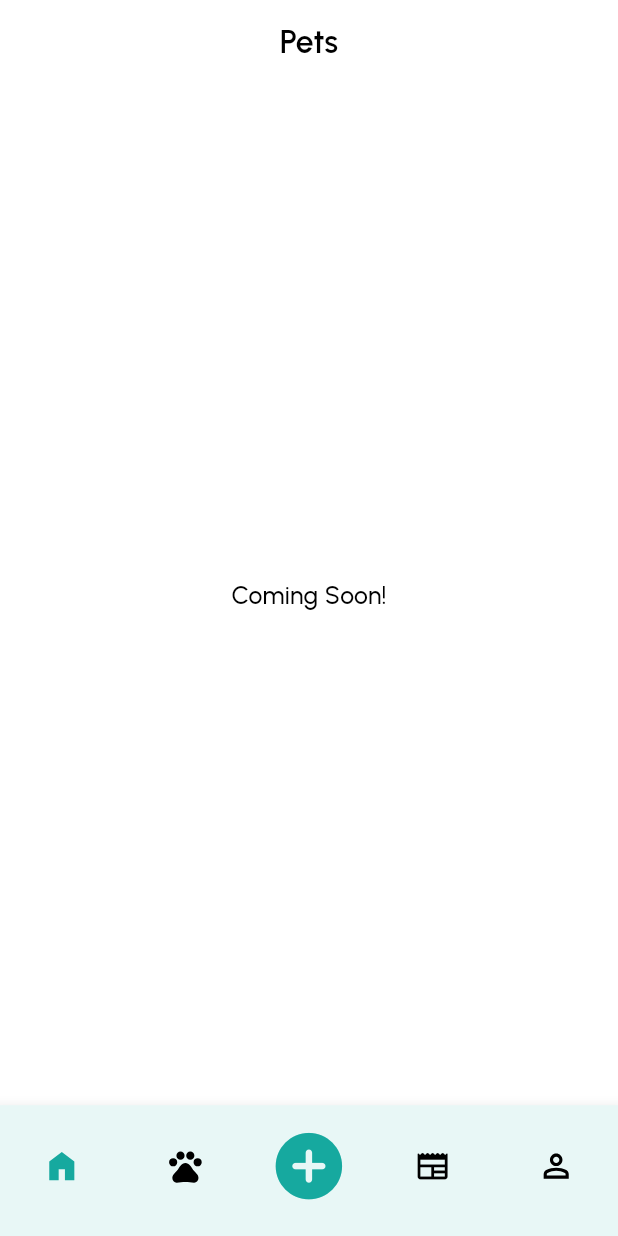
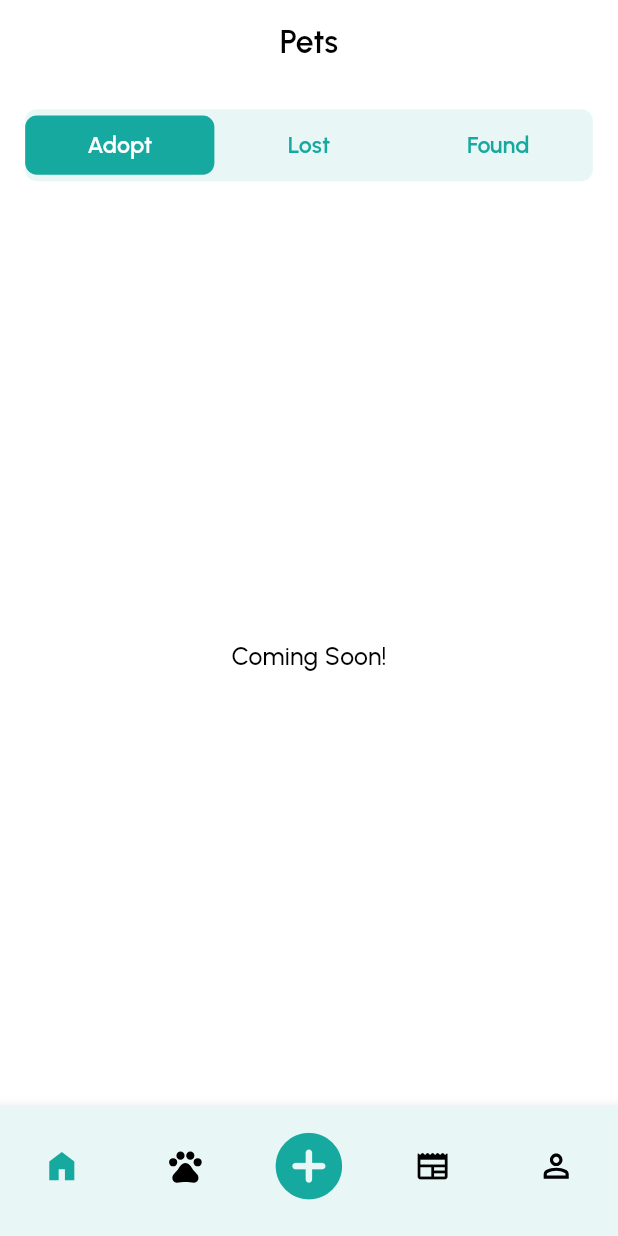
Before and after one commit to Abdusalom0516/New-Home, a Flutter app: the screen it shows after launch, swiped to page 2, on a phone screen of 412 x 824 dp. Run offline on Flutter 3.47's test engine with Material 3 defaults, Android fonts, the phone set to English and light mode, and no system bars; our stand-ins replace cached_network_image, dartz, firebase_core, flutter_hooks, flutter_screenutil, flutter_svg and 1 more; accounts and stored records are empty; network calls fail.

Commit message:
BASE: Create Pets Section.

```diff
--- a/lib/core/widgets/custom_text_button_wd.dart
+++ b/lib/core/widgets/custom_text_button_wd.dart
@@ -32,7 +32,7 @@ class CustomTextButton extends StatelessWidget {
           ),
           child: Text(
             buttonText,
-            style: AppTextStyles.urbanist.regular(
+            style: AppTextStyles.urbanist.medium(
               color: textColor,
               fontSize: 16.sp,
             ),
--- a/lib/features/main/main_screen.dart
+++ b/lib/features/main/main_screen.dart
@@ -11,12 +11,13 @@ import 'package:small_kindness/features/home/presentation/screens/home_screen.da
 import 'package:small_kindness/features/profile/presentation/screens/profile_screen.dart';
 
 class MainScreen extends HookWidget {
-  const MainScreen({super.key});
+  const MainScreen({super.key, required this.index});
+  final int index;
 
   @override
   Widget build(BuildContext context) {
-    final pageController = usePageController(initialPage: 0);
-    final currentIndex = useState(0);
+    final pageController = usePageController(initialPage: index);
+    final currentIndex = useState(index);
     return AppStateWrapper(
       builder: (colors, texts, images) => Scaffold(
         bottomNavigationBar: BottomNavigationBar(
--- a/lib/features/pets/presentation/screens/pets_screen.dart
+++ b/lib/features/pets/presentation/screens/pets_screen.dart
@@ -1,19 +1,60 @@
 import 'package:flutter/material.dart';
+import 'package:flutter_hooks/flutter_hooks.dart';
+import 'package:flutter_screenutil/flutter_screenutil.dart';
+import 'package:small_kindness/core/consts/const_text_styles.dart';
 import 'package:small_kindness/core/consts/const_texts.dart';
 import 'package:small_kindness/core/utils/app_state_wrapper.dart';
 import 'package:small_kindness/core/widgets/custom_coming_soon_wd.dart';
 
-class PetsScreen extends StatelessWidget {
+class PetsScreen extends HookWidget {
   const PetsScreen({super.key});
 
   @override
   Widget build(BuildContext context) {
+    final currentCategoryIndex = useState(0);
     return AppStateWrapper(
       builder: (colors, texts, images) => Scaffold(
         body: CustomScrollView(
           slivers: [
             // AppBar Section
             appBarSection(texts),
+            SliverPadding(
+              padding: EdgeInsets.all(16.w),
+              sliver: SliverToBoxAdapter(
+                child: Container(
+                  decoration: BoxDecoration(
+                    color: colors.ffE8F7F6,
+                    borderRadius: BorderRadius.circular(8.r),
+                  ),
+                  child: Row(
+                    mainAxisAlignment: MainAxisAlignment.center,
+                    children: [
+                      CategoryCard(
+                        isSelected: currentCategoryIndex.value == 0,
+                        categoryName: "Adopt",
+                        func: () {
+                          currentCategoryIndex.value = 0;
+                        },
+                      ),
+                      CategoryCard(
+                        isSelected: currentCategoryIndex.value == 1,
+                        categoryName: "Lost",
+                        func: () {
+                          currentCategoryIndex.value = 1;
+                        },
+                      ),
+                      CategoryCard(
+                        isSelected: currentCategoryIndex.value == 2,
+                        categoryName: "Found",
+                        func: () {
+                          currentCategoryIndex.value = 2;
+                        },
+                      ),
+                    ],
+                  ),
+                ),
+              ),
+            ),
             CustomComingSoonWidget(),
           ],
         ),
@@ -23,10 +64,50 @@ class PetsScreen extends StatelessWidget {
 
   SliverAppBar appBarSection(ConstTexts texts) {
     return SliverAppBar(
-            title: Text(texts.pets),
-            pinned: true,
-            floating: true,
-            snap: true,
-          );
+      title: Text(texts.pets),
+      pinned: true,
+      floating: true,
+      snap: true,
+    );
   }
 }
+
+class CategoryCard extends StatelessWidget {
+  const CategoryCard({
+    super.key,
+    required this.categoryName,
+    required this.isSelected,
+    required this.func,
+  });
+  final String categoryName;
+  final bool isSelected;
+  final VoidCallback func;
+
+  @override
+  Widget build(BuildContext context) {
+    return Expanded(
+      child: AppStateWrapper(
+        builder: (colors, texts, images) => TextButton(
+          onPressed: func,
+          style: ButtonStyle(padding: WidgetStatePropertyAll(EdgeInsets.zero)),
+          child: Container(
+            padding: EdgeInsets.symmetric(vertical: 9.h),
+            decoration: BoxDecoration(
+              color: !isSelected ? colors.transparent : colors.ff16A99F,
+              borderRadius: BorderRadius.circular(8.r),
+            ),
+            child: Center(
+              child: Text(
+                categoryName,
+                style: AppTextStyles.urbanist.semiBold(
+                  color: !isSelected ? colors.ff16A99F : colors.ffFFFFFF,
+                  fontSize: 16.sp,
+                ),
+              ),
+            ),
+          ),
+        ),
+      ),
+    );
+  }
+}
--- a/lib/main.dart
+++ b/lib/main.dart
@@ -45,7 +45,7 @@ class MyApp extends StatelessWidget {
         ),
         navigatorKey: AppRouter.navigatorKey,
         debugShowCheckedModeBanner: false,
-        home: MainScreen(),
+        home: MainScreen(index: 0),
       ),
     );
   }
```
